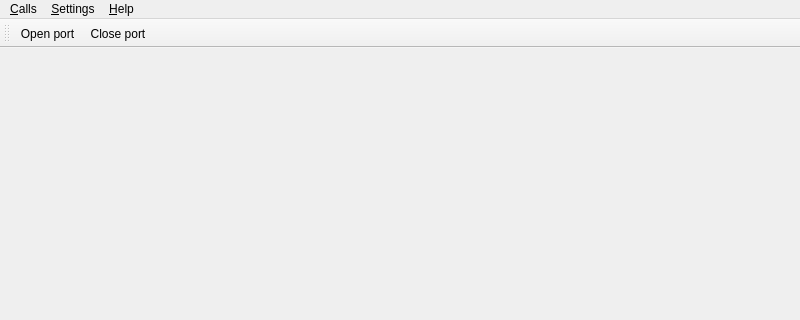
Before: the Qt Designer form apps/MdtTerminalGuiApp/src/MainWindow.ui in scandyna/MdtTerminal, drawn with Qt 5; both pictures show x 0 to 800 and y 0 to 320 of the 800 by 600 pixel window.
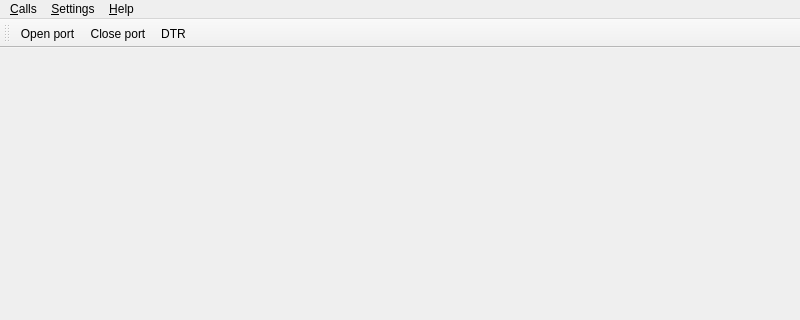
After: the same form once the commit is applied. Icons and pictures are not drawn.

What changed in the file:
```diff
--- a/apps/MdtTerminalGuiApp/src/MainWindow.ui
+++ b/apps/MdtTerminalGuiApp/src/MainWindow.ui
@@ -58,6 +58,7 @@
    </attribute>
    <addaction name="actionOpenPort"/>
    <addaction name="actionClosePort"/>
+   <addaction name="actionSetDTR"/>
   </widget>
   <action name="actionOpenPort">
    <property name="icon">
@@ -78,6 +79,14 @@
     <string>&amp;Configure port</string>
    </property>
   </action>
+  <action name="actionSetDTR">
+   <property name="checkable">
+    <bool>true</bool>
+   </property>
+   <property name="text">
+    <string>&amp;DTR</string>
+   </property>
+  </action>
  </widget>
  <resources/>
  <connections/>
```
Left out of the diff: 8 changed lines with no effect on the pictures.
